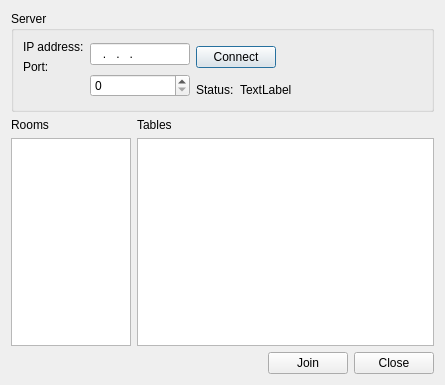
This is src/desktop/forms/LobbyUI.ui in arabine/icl as Qt 5 draws it before an edit. The edited form follows.
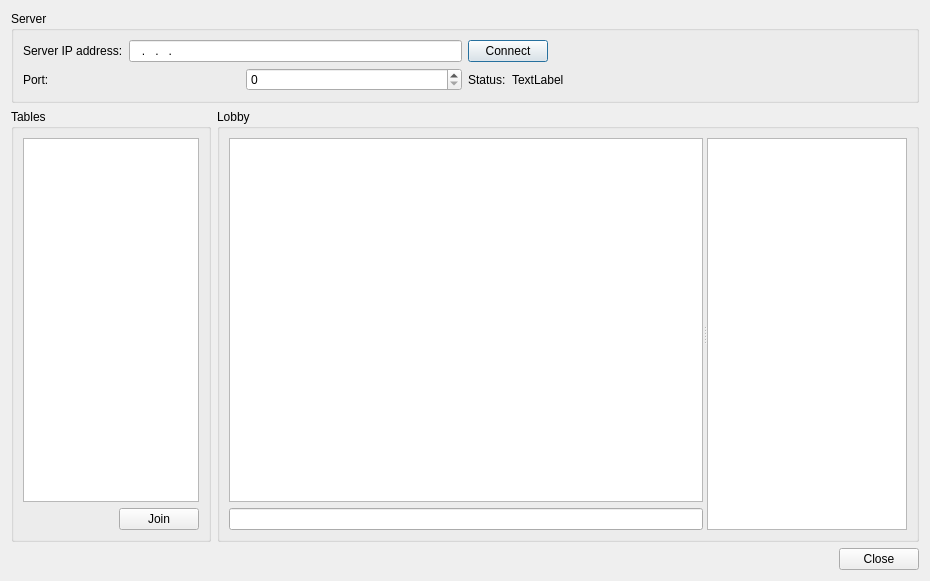
This is the edited form.

Commit message: New lobby window

```diff
--- a/src/desktop/forms/LobbyUI.ui
+++ b/src/desktop/forms/LobbyUI.ui
@@ -6,17 +6,14 @@
    <rect>
     <x>0</x>
     <y>0</y>
-    <width>445</width>
-    <height>385</height>
+    <width>930</width>
+    <height>581</height>
    </rect>
   </property>
   <property name="windowTitle">
    <string>Lobby</string>
   </property>
-  <layout class="QFormLayout" name="formLayout">
-   <property name="fieldGrowthPolicy">
-    <enum>QFormLayout::AllNonFixedFieldsGrow</enum>
-   </property>
+  <layout class="QGridLayout" name="gridLayout_4">
    <item row="0" column="0" colspan="2">
     <widget class="QGroupBox" name="groupBox">
      <property name="title">
@@ -24,7 +21,9 @@
      </property>
      <layout class="QGridLayout" name="gridLayout">
       <item row="0" column="0">
-       <layout class="QVBoxLayout" name="verticalLayout_4">
+       <layout class="QVBoxLayout" name="verticalLayout_3">
+        <item>
+         <layout class="QHBoxLayout" name="horizontalLayout_5">
         <item>
          <widget class="QLabel" name="TextLabel2_2_2_2">
           <property name="sizePolicy">
@@ -34,21 +33,10 @@
            </sizepolicy>
           </property>
           <property name="text">
-           <string>IP address:</string>
+             <string>Server IP address:</string>
           </property>
          </widget>
         </item>
-        <item>
-         <widget class="QLabel" name="label">
-          <property name="text">
-           <string>Port:</string>
-          </property>
-         </widget>
-        </item>
-       </layout>
-      </item>
-      <item row="0" column="1" rowspan="2">
-       <layout class="QVBoxLayout" name="verticalLayout">
         <item>
          <widget class="QLineEdit" name="ipAddress">
           <property name="inputMask">
@@ -65,6 +53,17 @@
           </property>
          </widget>
         </item>
+         </layout>
+        </item>
+        <item>
+         <layout class="QHBoxLayout" name="horizontalLayout_6">
+          <item>
+           <widget class="QLabel" name="label">
+            <property name="text">
+             <string>Port:</string>
+            </property>
+           </widget>
+          </item>
         <item>
          <widget class="QSpinBox" name="portNumber">
           <property name="maximum">
@@ -74,7 +73,11 @@
         </item>
        </layout>
       </item>
-      <item row="0" column="2">
+       </layout>
+      </item>
+      <item row="0" column="1">
+       <layout class="QVBoxLayout" name="verticalLayout">
+        <item>
        <layout class="QHBoxLayout" name="horizontalLayout">
         <item>
          <widget class="QPushButton" name="connectButton">
@@ -98,7 +101,7 @@
         </item>
        </layout>
       </item>
-      <item row="1" column="2">
+        <item>
        <layout class="QHBoxLayout" name="horizontalLayout_3">
         <item>
          <widget class="QLabel" name="label_2">
@@ -130,53 +133,30 @@
        </layout>
       </item>
      </layout>
+      </item>
+     </layout>
+     <zorder>label_2</zorder>
     </widget>
    </item>
    <item row="1" column="0">
-    <layout class="QVBoxLayout" name="verticalLayout_2">
-     <item>
-      <widget class="QLabel" name="label_4">
-       <property name="text">
-        <string>Rooms</string>
-       </property>
-      </widget>
-     </item>
-     <item>
-      <widget class="QListWidget" name="roomList">
-       <property name="minimumSize">
-        <size>
-         <width>120</width>
-         <height>0</height>
-        </size>
-       </property>
+    <widget class="QGroupBox" name="groupBox_2">
        <property name="maximumSize">
         <size>
-         <width>120</width>
+       <width>200</width>
          <height>16777215</height>
         </size>
        </property>
-      </widget>
-     </item>
-    </layout>
-   </item>
-   <item row="1" column="1">
-    <layout class="QVBoxLayout" name="verticalLayout_3">
-     <item>
-      <widget class="QLabel" name="label_5">
-       <property name="text">
+     <property name="title">
         <string>Tables</string>
        </property>
-      </widget>
-     </item>
-     <item>
+     <layout class="QGridLayout" name="gridLayout_3">
+      <item row="0" column="0">
       <widget class="QListWidget" name="tableList"/>
      </item>
-    </layout>
-   </item>
-   <item row="2" column="0" colspan="2">
-    <layout class="QHBoxLayout" name="horizontalLayout_2">
+      <item row="1" column="0">
+       <layout class="QHBoxLayout" name="horizontalLayout_4">
      <item>
-      <spacer name="horizontalSpacer_2">
+         <spacer name="horizontalSpacer_4">
        <property name="orientation">
         <enum>Qt::Horizontal</enum>
        </property>
@@ -194,6 +174,60 @@
         <string>Join</string>
        </property>
       </widget>
+        </item>
+       </layout>
+      </item>
+     </layout>
+    </widget>
+   </item>
+   <item row="1" column="1">
+    <widget class="QGroupBox" name="groupBox_3">
+     <property name="title">
+      <string>Lobby</string>
+     </property>
+     <layout class="QGridLayout" name="gridLayout_2">
+      <item row="0" column="0">
+       <widget class="QSplitter" name="splitter">
+        <property name="orientation">
+         <enum>Qt::Horizontal</enum>
+        </property>
+        <widget class="QWidget" name="layoutWidget">
+         <layout class="QVBoxLayout" name="verticalLayout_2">
+          <item>
+           <widget class="QTextBrowser" name="textBrowser"/>
+          </item>
+          <item>
+           <widget class="QLineEdit" name="lineEdit"/>
+          </item>
+         </layout>
+        </widget>
+        <widget class="QListWidget" name="listWidget">
+         <property name="maximumSize">
+          <size>
+           <width>200</width>
+           <height>16777215</height>
+          </size>
+         </property>
+        </widget>
+       </widget>
+      </item>
+     </layout>
+    </widget>
+   </item>
+   <item row="2" column="1">
+    <layout class="QHBoxLayout" name="horizontalLayout_2">
+     <item>
+      <spacer name="horizontalSpacer_2">
+       <property name="orientation">
+        <enum>Qt::Horizontal</enum>
+       </property>
+       <property name="sizeHint" stdset="0">
+        <size>
+         <width>40</width>
+         <height>20</height>
+        </size>
+       </property>
+      </spacer>
      </item>
      <item>
       <widget class="QPushButton" name="closeButton">
```
Lines whose indentation alone changed are shown as unchanged. The commit also changes 3 other files.
